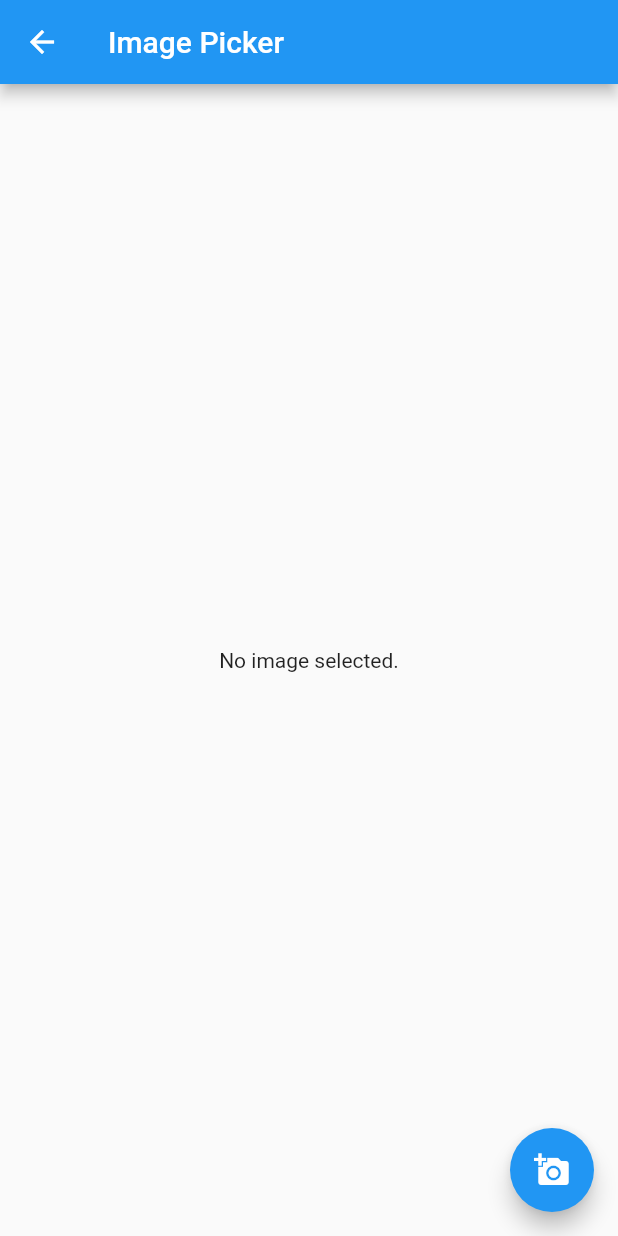
After one commit to seazon/flutter_demo, a Flutter app: the screen it shows after launch, after a tap on "3. Image Picker", on a phone screen of 412 x 824 dp. The commit adds this screen. Run offline on Flutter 3.47's test engine with Material 2 defaults, Android fonts, the phone set to English and light mode, and no system bars; our stand-ins replace image_picker, uni_links.

Commit message:
add image picker example

```diff
--- a/lib/page/home_page.dart
+++ b/lib/page/home_page.dart
@@ -1,5 +1,6 @@
 import 'package:flutter/cupertino.dart';
 import 'package:flutter/material.dart';
+import 'package:flutterdemo/page/image_picker_page.dart';
 import 'package:provider/provider.dart';
 import 'package:uni_links/uni_links.dart';
 
@@ -55,6 +56,13 @@ class HomeState extends State<HomePage> {
               gotoGithubListPage();
             },
           ),
+          ListTile(
+            title: Text("3. Image Picker"),
+            onTap: () {
+              Navigator.push(context,
+                  MaterialPageRoute(builder: (context) => ImagePickerPage()));
+            },
+          ),
         ],
       ),
     );
--- /dev/null
+++ b/lib/page/image_picker_page.dart
@@ -0,0 +1,46 @@
+import 'dart:io';
+
+import 'package:flutter/cupertino.dart';
+import 'package:flutter/material.dart';
+import 'package:image_picker/image_picker.dart';
+
+class ImagePickerPage extends StatefulWidget {
+  @override
+  State<StatefulWidget> createState() {
+    return ImagePickerState();
+  }
+}
+
+class ImagePickerState extends State<ImagePickerPage> {
+  File _image;
+
+  Future getImage() async {
+    var image = await ImagePicker.pickImage(source: ImageSource.camera);
+
+    setState(() {
+      _image = image;
+    });
+  }
+
+  @override
+  void initState() {
+    super.initState();
+  }
+
+  @override
+  Widget build(BuildContext context) {
+    return Scaffold(
+      appBar: AppBar(
+        title: Text('Image Picker'),
+      ),
+      body: Center(
+        child: _image == null ? Text('No image selected.') : Image.file(_image),
+      ),
+      floatingActionButton: FloatingActionButton(
+        onPressed: getImage,
+        tooltip: 'Pick Image',
+        child: Icon(Icons.add_a_photo),
+      ),
+    );
+  }
+}
--- a/pubspec.yaml
+++ b/pubspec.yaml
@@ -31,7 +31,7 @@ dev_dependencies:
   provider: ^3.2.0
   uni_links: ^0.2.0
   rxdart: ^0.24.0
-
+  image_picker: ^0.6.6+1
 
 # For information on the generic Dart part of this file, see the
 # following page: https://dart.dev/tools/pub/pubspec
```
Also changed, not shown: pubspec.lock.
